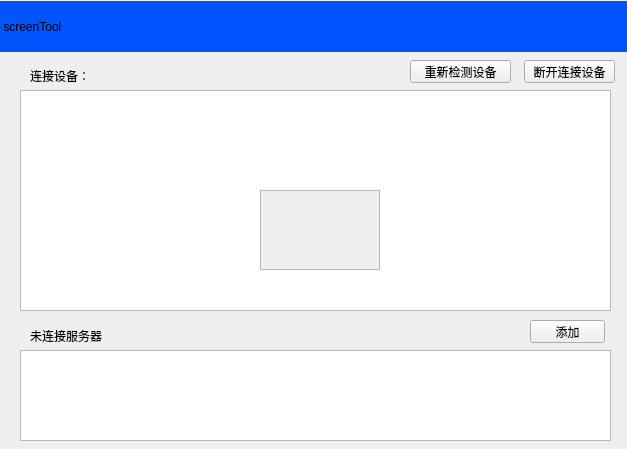
lilucun/screenTool_new, file ScreencapTool/newScreenTool/widget.ui: the form before one commit.
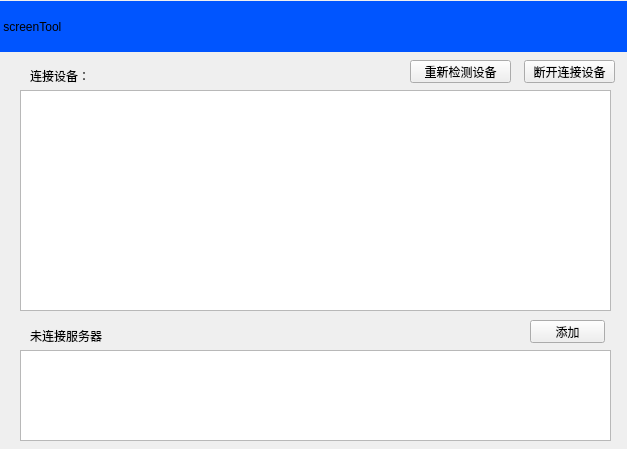
The form after the commit.

The edit to the form file:
```diff
--- a/ScreencapTool/newScreenTool/widget.ui
+++ b/ScreencapTool/newScreenTool/widget.ui
@@ -121,29 +121,6 @@
     <string>未连接服务器</string>
    </property>
   </widget>
-  <widget class="QScrollArea" name="scrollArea">
-   <property name="geometry">
-    <rect>
-     <x>260</x>
-     <y>190</y>
-     <width>120</width>
-     <height>80</height>
-    </rect>
-   </property>
-   <property name="widgetResizable">
-    <bool>true</bool>
-   </property>
-   <widget class="QWidget" name="scrollAreaWidgetContents">
-    <property name="geometry">
-     <rect>
-      <x>0</x>
-      <y>0</y>
-      <width>118</width>
-      <height>78</height>
-     </rect>
-    </property>
-   </widget>
-  </widget>
  </widget>
  <layoutdefault spacing="6" margin="11"/>
  <resources/>
```
